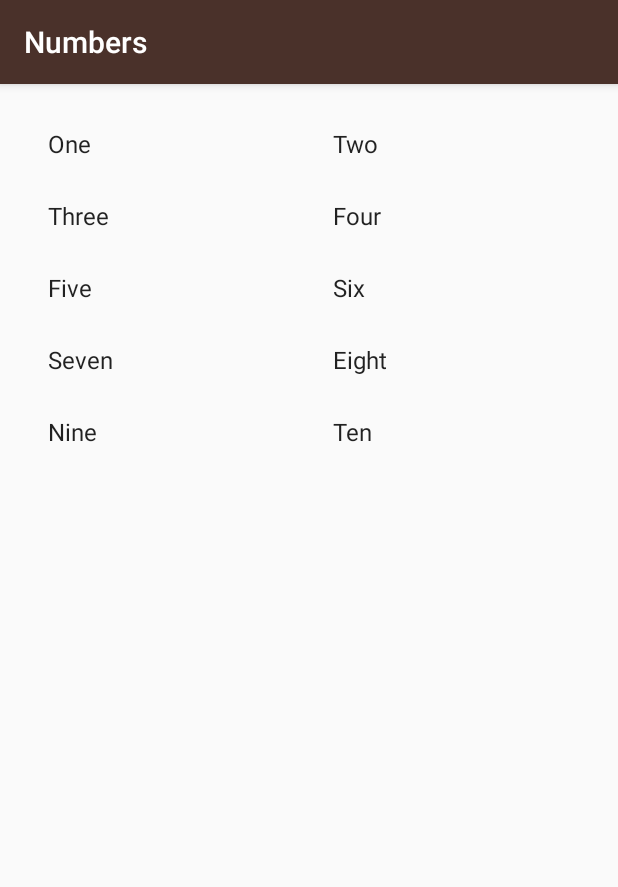
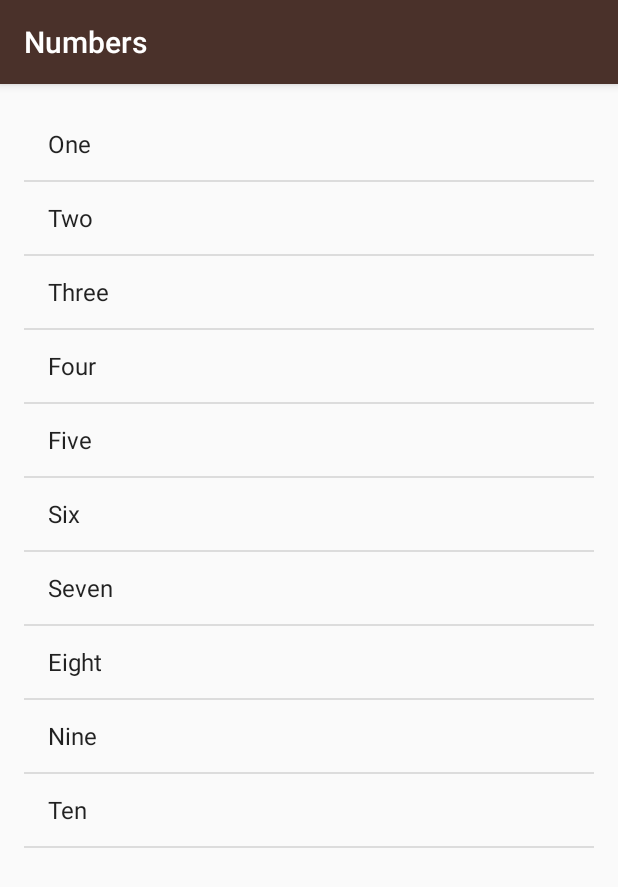
Before and after one commit to JuniiiSays/MiwokLanguageApp, an Android app: the NumbersActivity screen opened directly, with no data from a screen before it, on a phone screen of 412 x 824 dp. Shown: the top 887 px of the screen. Run offline under Robolectric (Android 15) with nearby library versions, the phone set to English and light mode, and no system bars.

Commit message:
Code return back to ListView

```diff
--- a/app/src/main/java/com/example/android/miwok/NumbersActivity.java
+++ b/app/src/main/java/com/example/android/miwok/NumbersActivity.java
@@ -35,7 +35,7 @@ public class NumbersActivity extends AppCompatActivity {
         //Create an Array adapter
         ArrayAdapter<String> itemAdapter = new ArrayAdapter<String>(this, android.R.layout.simple_list_item_1, words);
         //Find ListView using it's id
-        GridView listView = (GridView) findViewById(R.id.list);
+        ListView listView = (ListView) findViewById(R.id.list);
         //Set adapter data into LIstView
         listView.setAdapter(itemAdapter);
     }
--- a/app/src/main/res/layout/activity_numbers.xml
+++ b/app/src/main/res/layout/activity_numbers.xml
@@ -1,5 +1,5 @@
 <?xml version="1.0" encoding="utf-8"?>
-<GridView xmlns:android="http://schemas.android.com/apk/res/android"
+<ListView xmlns:android="http://schemas.android.com/apk/res/android"
     xmlns:app="http://schemas.android.com/apk/res-auto"
     xmlns:tools="http://schemas.android.com/tools"
     android:layout_width="match_parent"
@@ -7,7 +7,6 @@
     android:id="@+id/list"
     android:orientation="vertical"
     android:padding="16dp"
-    android:numColumns="2"
     tools:context=".NumbersActivity">
 
-</GridView>
+</ListView>
```
